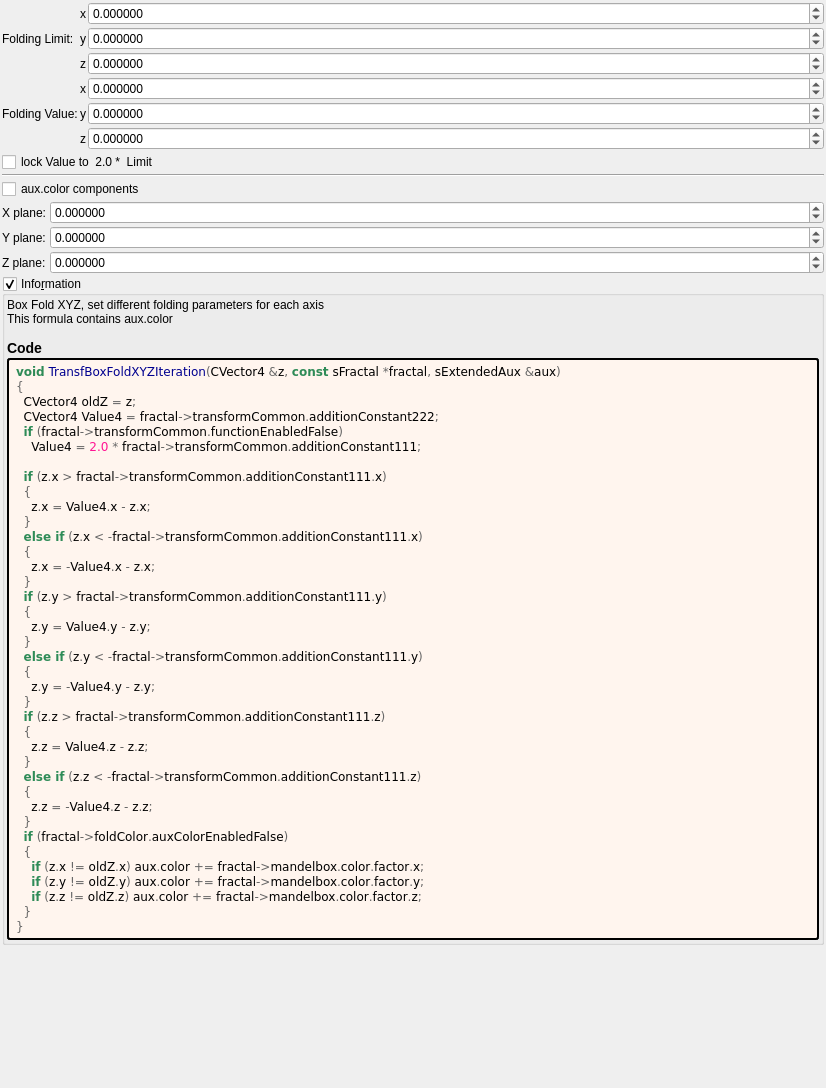
buddhi1980/mandelbulber2, file mandelbulber2/formula/ui/transf_box_fold_xyz.ui: the form before one commit.
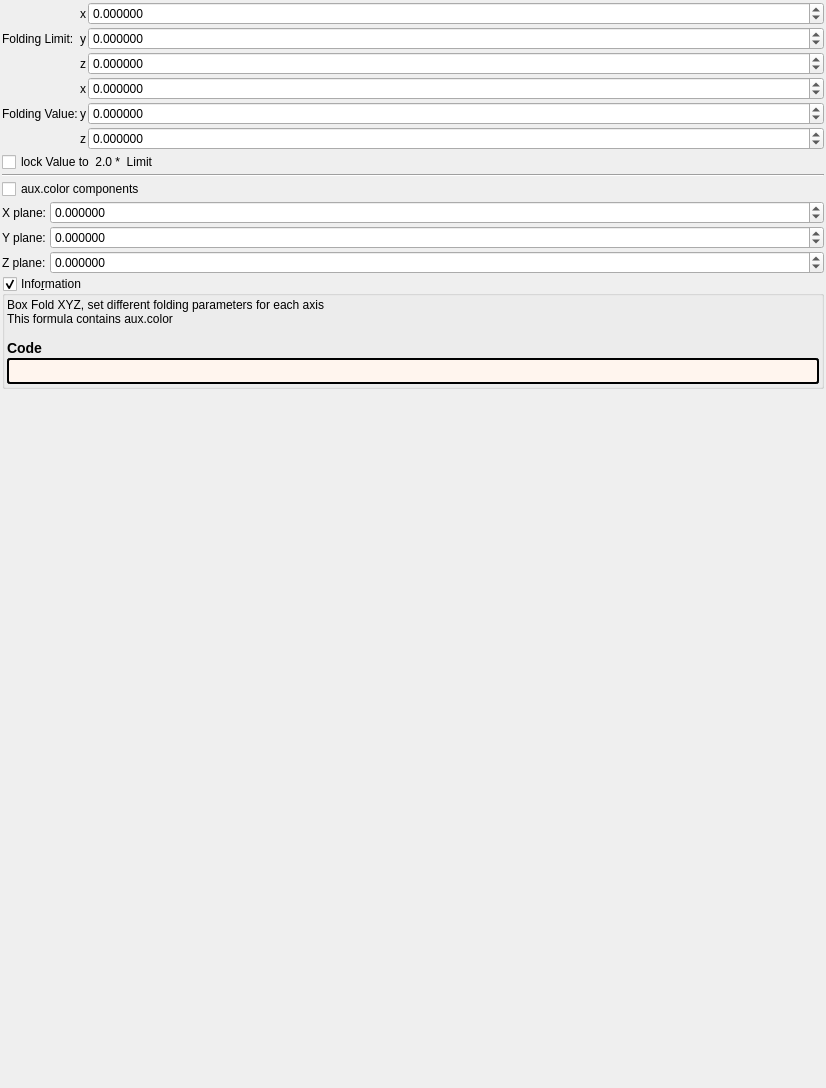
The form after the commit. Custom widgets are drawn as their Qt base class.

```diff
--- a/mandelbulber2/formula/ui/transf_box_fold_xyz.ui
+++ b/mandelbulber2/formula/ui/transf_box_fold_xyz.ui
@@ -444,47 +444,7 @@
          <string notr="true">border-style: outset; border-width: 2px; border-radius: 3px; border-color: black; background-color: #fff5ee; padding: 4px;</string>
         </property>
         <property name="text">
-         <string notr="true">&lt;body style=&quot;background-color:#fff5ee&quot;&gt;
-&lt;pre style=&quot;color:#000000; background-color:#fff5ee;  font-family:'Courier New',monospace;&quot;&gt;&lt;span style=&quot;color:#2e8b57; font-weight:bold&quot;&gt;void&lt;/span&gt; &lt;span style=&quot;color:#00008f&quot;&gt;TransfBoxFoldXYZIteration&lt;/span&gt;&lt;span style=&quot;color:#676767&quot;&gt;(&lt;/span&gt;CVector4 &lt;span style=&quot;color:#676767&quot;&gt;&amp;amp;&lt;/span&gt;z&lt;span style=&quot;color:#676767&quot;&gt;,&lt;/span&gt; &lt;span style=&quot;color:#2e8b57; font-weight:bold&quot;&gt;const&lt;/span&gt; sFractal &lt;span style=&quot;color:#676767&quot;&gt;*&lt;/span&gt;fractal&lt;span style=&quot;color:#676767&quot;&gt;,&lt;/span&gt; sExtendedAux &lt;span style=&quot;color:#676767&quot;&gt;&amp;amp;&lt;/span&gt;aux&lt;span style=&quot;color:#676767&quot;&gt;)&lt;/span&gt;
-&lt;span style=&quot;color:#676767&quot;&gt;{&lt;/span&gt;
-  CVector4 oldZ &lt;span style=&quot;color:#676767&quot;&gt;=&lt;/span&gt; z&lt;span style=&quot;color:#676767&quot;&gt;;&lt;/span&gt;
-  CVector4 Value4 &lt;span style=&quot;color:#676767&quot;&gt;=&lt;/span&gt; fractal&lt;span style=&quot;color:#676767&quot;&gt;-&amp;gt;&lt;/span&gt;transformCommon&lt;span style=&quot;color:#676767&quot;&gt;.&lt;/span&gt;additionConstant222&lt;span style=&quot;color:#676767&quot;&gt;;&lt;/span&gt;
-  &lt;span style=&quot;color:#2e8b57; font-weight:bold&quot;&gt;if&lt;/span&gt; &lt;span style=&quot;color:#676767&quot;&gt;(&lt;/span&gt;fractal&lt;span style=&quot;color:#676767&quot;&gt;-&amp;gt;&lt;/span&gt;transformCommon&lt;span style=&quot;color:#676767&quot;&gt;.&lt;/span&gt;functionEnabledFalse&lt;span style=&quot;color:#676767&quot;&gt;)&lt;/span&gt;
-    Value4 &lt;span style=&quot;color:#676767&quot;&gt;=&lt;/span&gt; &lt;span style=&quot;color:#ff1493&quot;&gt;2.0&lt;/span&gt; &lt;span style=&quot;color:#676767&quot;&gt;*&lt;/span&gt; fractal&lt;span style=&quot;color:#676767&quot;&gt;-&amp;gt;&lt;/span&gt;transformCommon&lt;span style=&quot;color:#676767&quot;&gt;.&lt;/span&gt;additionConstant111&lt;span style=&quot;color:#676767&quot;&gt;;&lt;/span&gt;
-
-  &lt;span style=&quot;color:#2e8b57; font-weight:bold&quot;&gt;if&lt;/span&gt; &lt;span style=&quot;color:#676767&quot;&gt;(&lt;/span&gt;z&lt;span style=&quot;color:#676767&quot;&gt;.&lt;/span&gt;x &lt;span style=&quot;color:#676767&quot;&gt;&amp;gt;&lt;/span&gt; fractal&lt;span style=&quot;color:#676767&quot;&gt;-&amp;gt;&lt;/span&gt;transformCommon&lt;span style=&quot;color:#676767&quot;&gt;.&lt;/span&gt;additionConstant111&lt;span style=&quot;color:#676767&quot;&gt;.&lt;/span&gt;x&lt;span style=&quot;color:#676767&quot;&gt;)&lt;/span&gt;
-  &lt;span style=&quot;color:#676767&quot;&gt;{&lt;/span&gt;
-    z&lt;span style=&quot;color:#676767&quot;&gt;.&lt;/span&gt;x &lt;span style=&quot;color:#676767&quot;&gt;=&lt;/span&gt; Value4&lt;span style=&quot;color:#676767&quot;&gt;.&lt;/span&gt;x &lt;span style=&quot;color:#676767&quot;&gt;-&lt;/span&gt; z&lt;span style=&quot;color:#676767&quot;&gt;.&lt;/span&gt;x&lt;span style=&quot;color:#676767&quot;&gt;;&lt;/span&gt;
-  &lt;span style=&quot;color:#676767&quot;&gt;}&lt;/span&gt;
-  &lt;span style=&quot;color:#2e8b57; font-weight:bold&quot;&gt;else if&lt;/span&gt; &lt;span style=&quot;color:#676767&quot;&gt;(&lt;/span&gt;z&lt;span style=&quot;color:#676767&quot;&gt;.&lt;/span&gt;x &lt;span style=&quot;color:#676767&quot;&gt;&amp;lt; -&lt;/span&gt;fractal&lt;span style=&quot;color:#676767&quot;&gt;-&amp;gt;&lt;/span&gt;transformCommon&lt;span style=&quot;color:#676767&quot;&gt;.&lt;/span&gt;additionConstant111&lt;span style=&quot;color:#676767&quot;&gt;.&lt;/span&gt;x&lt;span style=&quot;color:#676767&quot;&gt;)&lt;/span&gt;
-  &lt;span style=&quot;color:#676767&quot;&gt;{&lt;/span&gt;
-    z&lt;span style=&quot;color:#676767&quot;&gt;.&lt;/span&gt;x &lt;span style=&quot;color:#676767&quot;&gt;= -&lt;/span&gt;Value4&lt;span style=&quot;color:#676767&quot;&gt;.&lt;/span&gt;x &lt;span style=&quot;color:#676767&quot;&gt;-&lt;/span&gt; z&lt;span style=&quot;color:#676767&quot;&gt;.&lt;/span&gt;x&lt;span style=&quot;color:#676767&quot;&gt;;&lt;/span&gt;
-  &lt;span style=&quot;color:#676767&quot;&gt;}&lt;/span&gt;
-  &lt;span style=&quot;color:#2e8b57; font-weight:bold&quot;&gt;if&lt;/span&gt; &lt;span style=&quot;color:#676767&quot;&gt;(&lt;/span&gt;z&lt;span style=&quot;color:#676767&quot;&gt;.&lt;/span&gt;y &lt;span style=&quot;color:#676767&quot;&gt;&amp;gt;&lt;/span&gt; fractal&lt;span style=&quot;color:#676767&quot;&gt;-&amp;gt;&lt;/span&gt;transformCommon&lt;span style=&quot;color:#676767&quot;&gt;.&lt;/span&gt;additionConstant111&lt;span style=&quot;color:#676767&quot;&gt;.&lt;/span&gt;y&lt;span style=&quot;color:#676767&quot;&gt;)&lt;/span&gt;
-  &lt;span style=&quot;color:#676767&quot;&gt;{&lt;/span&gt;
-    z&lt;span style=&quot;color:#676767&quot;&gt;.&lt;/span&gt;y &lt;span style=&quot;color:#676767&quot;&gt;=&lt;/span&gt; Value4&lt;span style=&quot;color:#676767&quot;&gt;.&lt;/span&gt;y &lt;span style=&quot;color:#676767&quot;&gt;-&lt;/span&gt; z&lt;span style=&quot;color:#676767&quot;&gt;.&lt;/span&gt;y&lt;span style=&quot;color:#676767&quot;&gt;;&lt;/span&gt;
-  &lt;span style=&quot;color:#676767&quot;&gt;}&lt;/span&gt;
-  &lt;span style=&quot;color:#2e8b57; font-weight:bold&quot;&gt;else if&lt;/span&gt; &lt;span style=&quot;color:#676767&quot;&gt;(&lt;/span&gt;z&lt;span style=&quot;color:#676767&quot;&gt;.&lt;/span&gt;y &lt;span style=&quot;color:#676767&quot;&gt;&amp;lt; -&lt;/span&gt;fractal&lt;span style=&quot;color:#676767&quot;&gt;-&amp;gt;&lt;/span&gt;transformCommon&lt;span style=&quot;color:#676767&quot;&gt;.&lt;/span&gt;additionConstant111&lt;span style=&quot;color:#676767&quot;&gt;.&lt;/span&gt;y&lt;span style=&quot;color:#676767&quot;&gt;)&lt;/span&gt;
-  &lt;span style=&quot;color:#676767&quot;&gt;{&lt;/span&gt;
-    z&lt;span style=&quot;color:#676767&quot;&gt;.&lt;/span&gt;y &lt;span style=&quot;color:#676767&quot;&gt;= -&lt;/span&gt;Value4&lt;span style=&quot;color:#676767&quot;&gt;.&lt;/span&gt;y &lt;span style=&quot;color:#676767&quot;&gt;-&lt;/span&gt; z&lt;span style=&quot;color:#676767&quot;&gt;.&lt;/span&gt;y&lt;span style=&quot;color:#676767&quot;&gt;;&lt;/span&gt;
-  &lt;span style=&quot;color:#676767&quot;&gt;}&lt;/span&gt;
-  &lt;span style=&quot;color:#2e8b57; font-weight:bold&quot;&gt;if&lt;/span&gt; &lt;span style=&quot;color:#676767&quot;&gt;(&lt;/span&gt;z&lt;span style=&quot;color:#676767&quot;&gt;.&lt;/span&gt;z &lt;span style=&quot;color:#676767&quot;&gt;&amp;gt;&lt;/span&gt; fractal&lt;span style=&quot;color:#676767&quot;&gt;-&amp;gt;&lt;/span&gt;transformCommon&lt;span style=&quot;color:#676767&quot;&gt;.&lt;/span&gt;additionConstant111&lt;span style=&quot;color:#676767&quot;&gt;.&lt;/span&gt;z&lt;span style=&quot;color:#676767&quot;&gt;)&lt;/span&gt;
-  &lt;span style=&quot;color:#676767&quot;&gt;{&lt;/span&gt;
-    z&lt;span style=&quot;color:#676767&quot;&gt;.&lt;/span&gt;z &lt;span style=&quot;color:#676767&quot;&gt;=&lt;/span&gt; Value4&lt;span style=&quot;color:#676767&quot;&gt;.&lt;/span&gt;z &lt;span style=&quot;color:#676767&quot;&gt;-&lt;/span&gt; z&lt;span style=&quot;color:#676767&quot;&gt;.&lt;/span&gt;z&lt;span style=&quot;color:#676767&quot;&gt;;&lt;/span&gt;
-  &lt;span style=&quot;color:#676767&quot;&gt;}&lt;/span&gt;
-  &lt;span style=&quot;color:#2e8b57; font-weight:bold&quot;&gt;else if&lt;/span&gt; &lt;span style=&quot;color:#676767&quot;&gt;(&lt;/span&gt;z&lt;span style=&quot;color:#676767&quot;&gt;.&lt;/span&gt;z &lt;span style=&quot;color:#676767&quot;&gt;&amp;lt; -&lt;/span&gt;fractal&lt;span style=&quot;color:#676767&quot;&gt;-&amp;gt;&lt;/span&gt;transformCommon&lt;span style=&quot;color:#676767&quot;&gt;.&lt;/span&gt;additionConstant111&lt;span style=&quot;color:#676767&quot;&gt;.&lt;/span&gt;z&lt;span style=&quot;color:#676767&quot;&gt;)&lt;/span&gt;
-  &lt;span style=&quot;color:#676767&quot;&gt;{&lt;/span&gt;
-    z&lt;span style=&quot;color:#676767&quot;&gt;.&lt;/span&gt;z &lt;span style=&quot;color:#676767&quot;&gt;= -&lt;/span&gt;Value4&lt;span style=&quot;color:#676767&quot;&gt;.&lt;/span&gt;z &lt;span style=&quot;color:#676767&quot;&gt;-&lt;/span&gt; z&lt;span style=&quot;color:#676767&quot;&gt;.&lt;/span&gt;z&lt;span style=&quot;color:#676767&quot;&gt;;&lt;/span&gt;
-  &lt;span style=&quot;color:#676767&quot;&gt;}&lt;/span&gt;
-  &lt;span style=&quot;color:#2e8b57; font-weight:bold&quot;&gt;if&lt;/span&gt; &lt;span style=&quot;color:#676767&quot;&gt;(&lt;/span&gt;fractal&lt;span style=&quot;color:#676767&quot;&gt;-&amp;gt;&lt;/span&gt;foldColor&lt;span style=&quot;color:#676767&quot;&gt;.&lt;/span&gt;auxColorEnabledFalse&lt;span style=&quot;color:#676767&quot;&gt;)&lt;/span&gt;
-  &lt;span style=&quot;color:#676767&quot;&gt;{&lt;/span&gt;
-    &lt;span style=&quot;color:#2e8b57; font-weight:bold&quot;&gt;if&lt;/span&gt; &lt;span style=&quot;color:#676767&quot;&gt;(&lt;/span&gt;z&lt;span style=&quot;color:#676767&quot;&gt;.&lt;/span&gt;x &lt;span style=&quot;color:#676767&quot;&gt;!=&lt;/span&gt; oldZ&lt;span style=&quot;color:#676767&quot;&gt;.&lt;/span&gt;x&lt;span style=&quot;color:#676767&quot;&gt;)&lt;/span&gt; aux&lt;span style=&quot;color:#676767&quot;&gt;.&lt;/span&gt;color &lt;span style=&quot;color:#676767&quot;&gt;+=&lt;/span&gt; fractal&lt;span style=&quot;color:#676767&quot;&gt;-&amp;gt;&lt;/span&gt;mandelbox&lt;span style=&quot;color:#676767&quot;&gt;.&lt;/span&gt;color&lt;span style=&quot;color:#676767&quot;&gt;.&lt;/span&gt;factor&lt;span style=&quot;color:#676767&quot;&gt;.&lt;/span&gt;x&lt;span style=&quot;color:#676767&quot;&gt;;&lt;/span&gt;
-    &lt;span style=&quot;color:#2e8b57; font-weight:bold&quot;&gt;if&lt;/span&gt; &lt;span style=&quot;color:#676767&quot;&gt;(&lt;/span&gt;z&lt;span style=&quot;color:#676767&quot;&gt;.&lt;/span&gt;y &lt;span style=&quot;color:#676767&quot;&gt;!=&lt;/span&gt; oldZ&lt;span style=&quot;color:#676767&quot;&gt;.&lt;/span&gt;y&lt;span style=&quot;color:#676767&quot;&gt;)&lt;/span&gt; aux&lt;span style=&quot;color:#676767&quot;&gt;.&lt;/span&gt;color &lt;span style=&quot;color:#676767&quot;&gt;+=&lt;/span&gt; fractal&lt;span style=&quot;color:#676767&quot;&gt;-&amp;gt;&lt;/span&gt;mandelbox&lt;span style=&quot;color:#676767&quot;&gt;.&lt;/span&gt;color&lt;span style=&quot;color:#676767&quot;&gt;.&lt;/span&gt;factor&lt;span style=&quot;color:#676767&quot;&gt;.&lt;/span&gt;y&lt;span style=&quot;color:#676767&quot;&gt;;&lt;/span&gt;
-    &lt;span style=&quot;color:#2e8b57; font-weight:bold&quot;&gt;if&lt;/span&gt; &lt;span style=&quot;color:#676767&quot;&gt;(&lt;/span&gt;z&lt;span style=&quot;color:#676767&quot;&gt;.&lt;/span&gt;z &lt;span style=&quot;color:#676767&quot;&gt;!=&lt;/span&gt; oldZ&lt;span style=&quot;color:#676767&quot;&gt;.&lt;/span&gt;z&lt;span style=&quot;color:#676767&quot;&gt;)&lt;/span&gt; aux&lt;span style=&quot;color:#676767&quot;&gt;.&lt;/span&gt;color &lt;span style=&quot;color:#676767&quot;&gt;+=&lt;/span&gt; fractal&lt;span style=&quot;color:#676767&quot;&gt;-&amp;gt;&lt;/span&gt;mandelbox&lt;span style=&quot;color:#676767&quot;&gt;.&lt;/span&gt;color&lt;span style=&quot;color:#676767&quot;&gt;.&lt;/span&gt;factor&lt;span style=&quot;color:#676767&quot;&gt;.&lt;/span&gt;z&lt;span style=&quot;color:#676767&quot;&gt;;&lt;/span&gt;
-  &lt;span style=&quot;color:#676767&quot;&gt;}&lt;/span&gt;
-&lt;span style=&quot;color:#676767&quot;&gt;}&lt;/span&gt;
-&lt;/pre&gt;
-&lt;/body&gt;</string>
+         <string notr="true"></string>
         </property>
         <property name="wordWrap">
          <bool>true</bool>
```
